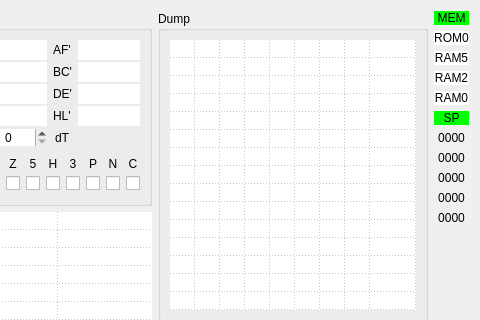
Qt form ui/debuger.ui (samstyle/Xpeccy) before a commit; both pictures show x 153 to 633 and y 0 to 320 of the 633 by 543 pixel window.
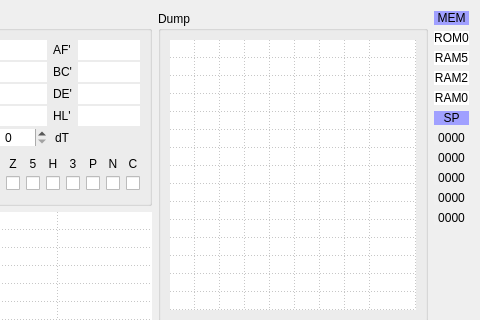
The same form after that commit. Icons and pictures are not drawn.

Patch:
```diff
--- a/ui/debuger.ui
+++ b/ui/debuger.ui
@@ -791,7 +791,7 @@
      <item>
       <widget class="QLabel" name="label_24">
        <property name="styleSheet">
-        <string notr="true">background-color: rgb(0, 255, 0);</string>
+        <string notr="true">background-color: rgb(160, 160, 255);</string>
        </property>
        <property name="text">
         <string>MEM</string>
@@ -856,7 +856,7 @@
      <item>
       <widget class="QLabel" name="label_27">
        <property name="styleSheet">
-        <string notr="true">background-color: rgb(0, 255, 0);</string>
+        <string notr="true">background-color: rgb(160, 160, 255);</string>
        </property>
        <property name="text">
         <string>SP</string>
```
